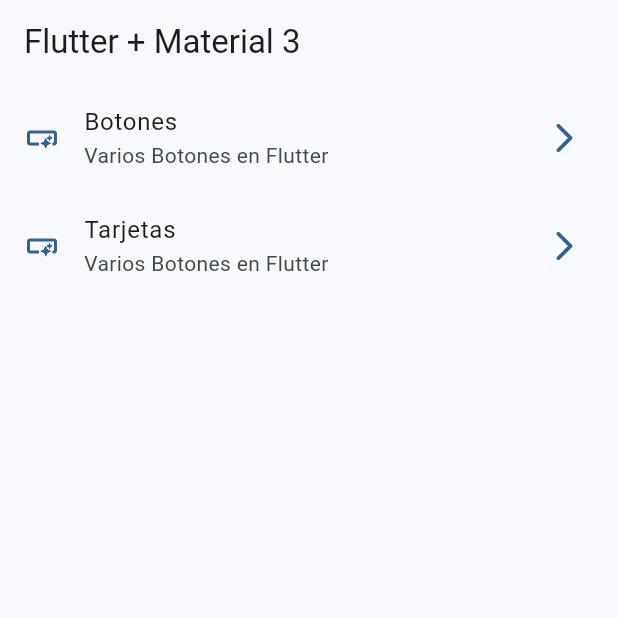
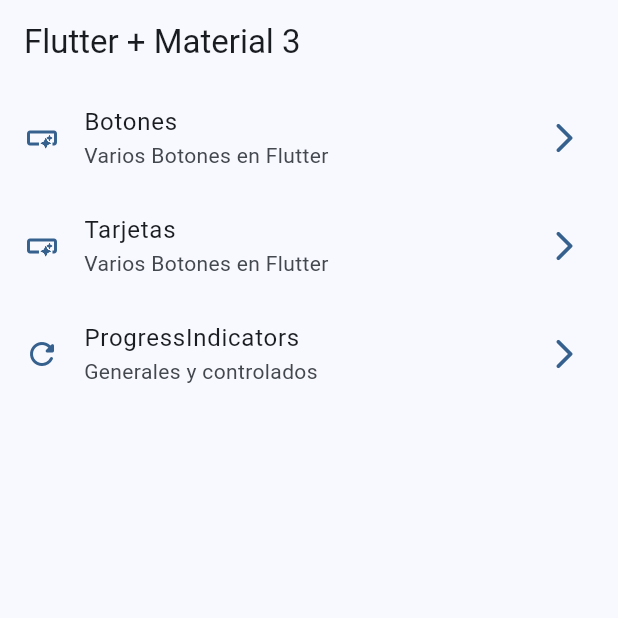
Before and after one commit to Gertobar/flutter-widgets-app, a Flutter app: the screen it shows after launch, on a phone screen of 412 x 824 dp, the top half of it. Run offline on Flutter 3.47's test engine with Material 3 defaults, Android fonts, the phone set to English and light mode, and no system bars; our stand-ins replace go_router.

Commit message:
progress indicator

```diff
--- a/lib/config/menu/menu_items.dart
+++ b/lib/config/menu/menu_items.dart
@@ -10,10 +10,8 @@ class MenuItem {
     required this.title,
     required this.subTitle,
     required this.link,
-    required this.icon
-    });
-
-
+    required this.icon,
+  });
 }
 
 const appMenuItem = <MenuItem>[
@@ -21,12 +19,20 @@ const appMenuItem = <MenuItem>[
     title: 'Botones',
     subTitle: 'Varios Botones en Flutter',
     link: '/buttons',
-    icon: Icons.smart_button_outlined
+    icon: Icons.smart_button_outlined,
   ),
-    MenuItem(
+
+  MenuItem(
     title: 'Tarjetas',
     subTitle: 'Varios Botones en Flutter',
     link: '/cards',
-    icon: Icons.smart_button_outlined
+    icon: Icons.smart_button_outlined,
+  ),
+
+  MenuItem(
+    title: 'ProgressIndicators',
+    subTitle: 'Generales y controlados',
+    link: '/progress',
+    icon: Icons.refresh_rounded,
   ),
 ];
--- a/lib/config/router/app_roouter.dart
+++ b/lib/config/router/app_roouter.dart
@@ -2,6 +2,7 @@ import 'package:go_router/go_router.dart';
 import 'package:widgests_app/features/presentation/screens/buttons/buttons_screen.dart';
 import 'package:widgests_app/features/presentation/screens/cards/cards_screen.dart';
 import 'package:widgests_app/features/presentation/screens/home/home_screen.dart' show HomeScreen;
+import 'package:widgests_app/features/presentation/screens/progress/progress_screen.dart';
 
 // GoRouter configuration
 final appRouter = GoRouter(
@@ -24,5 +25,11 @@ final appRouter = GoRouter(
       name: CardsScreen.name,
       builder: (context, state) => CardsScreen(),
     ),
+
+        GoRoute(
+      path: '/progress',
+      name: ProgressScreen.name,
+      builder: (context, state) => ProgressScreen(),
+    ),
   ],
 );
```
Also changed, not shown: lib/features/presentation/screens/progress/progress_screen.dart (+63 -2 lines).
